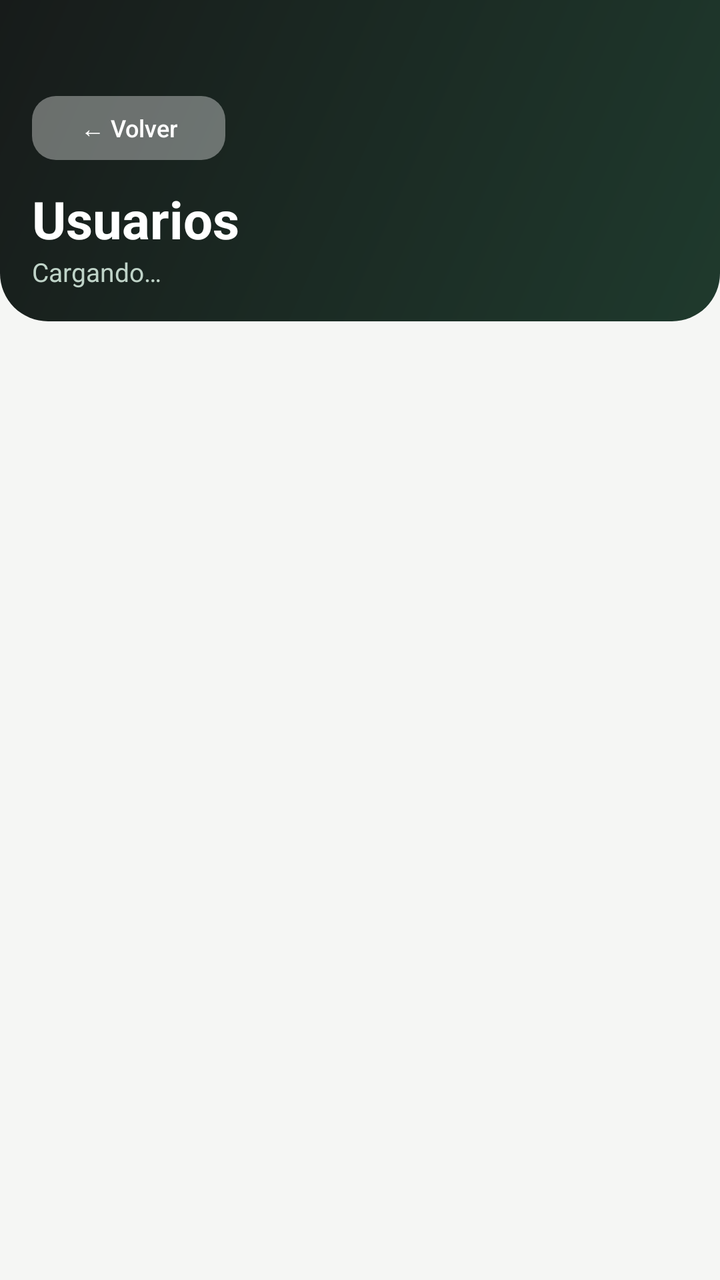
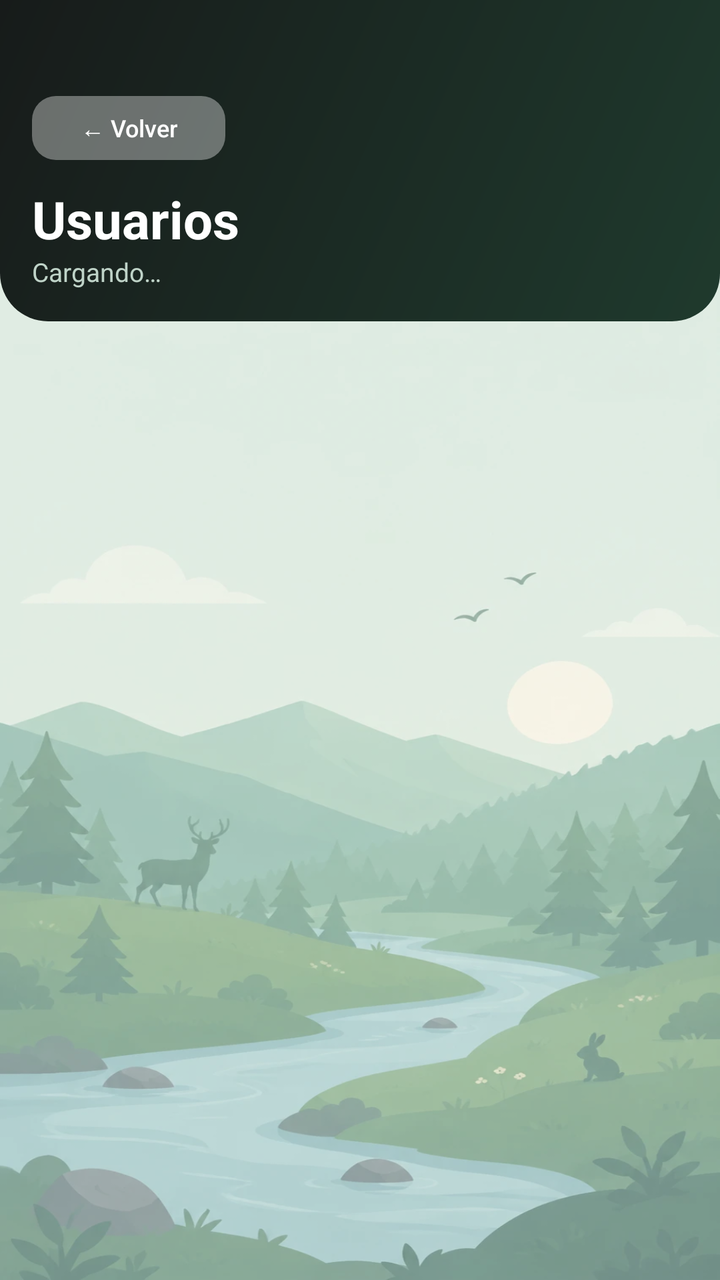

An Android layout rendered at two revisions. The XML below is the earlier revision; the diff shows what the commit changed to produce the second picture.
<!-- AndroidManifest.xml: application theme Theme.RunGuide -->
<!-- res/layout/activity_usuarios.xml -->
<?xml version="1.0" encoding="utf-8"?>
<LinearLayout xmlns:android="http://schemas.android.com/apk/res/android"
    android:layout_width="match_parent"
    android:layout_height="match_parent"
    android:orientation="vertical"
    android:background="@color/fondo_app">

    <LinearLayout
        android:layout_width="match_parent"
        android:layout_height="wrap_content"
        android:orientation="vertical"
        android:background="@drawable/bg_header"
        android:paddingTop="44dp"
        android:paddingBottom="16dp"
        android:paddingStart="16dp"
        android:paddingEnd="16dp">

        <Button
            android:id="@+id/btnVolverUsuarios"
            android:layout_width="wrap_content"
            android:layout_height="40dp"
            android:text="@string/volver"
            android:textSize="12sp"
            android:textAllCaps="false"
            android:backgroundTint="#33FFFFFF"
            android:textColor="#FFFFFF" />

        <TextView
            android:layout_width="wrap_content"
            android:layout_height="wrap_content"
            android:text="@string/usuarios_2"
            android:textSize="26sp"
            android:textStyle="bold"
            android:textColor="#FFFFFF"
            android:layout_marginTop="8dp" />

        <TextView
            android:id="@+id/tvResumenUsuarios"
            android:layout_width="wrap_content"
            android:layout_height="wrap_content"
            android:text="@string/cargando"
            android:textSize="13sp"
            android:textColor="#BFD3C8" />

    </LinearLayout>

    <TextView
        android:id="@+id/tvVacioUsuarios"
        android:layout_width="match_parent"
        android:layout_height="wrap_content"
        android:text="@string/aun_no_hay_usuarios_registra"
        android:gravity="center"
        android:padding="32dp"
        android:textColor="@color/texto_secundario"
        android:visibility="gone" />

    <androidx.recyclerview.widget.RecyclerView
        android:id="@+id/recyclerUsuarios"
        android:layout_width="match_parent"
        android:layout_height="match_parent"
        android:clipToPadding="false"
        android:paddingTop="8dp"
        android:paddingBottom="16dp" />

</LinearLayout>
<!-- resources referenced by this layout -->
<resources>
  <color name="fondo_app">#F5F6F4</color>
  <color name="texto_secundario">#6B7370</color>
  <string name="aun_no_hay_usuarios_registra">Aún no hay usuarios registrados</string>
  <string name="cargando">Cargando…</string>
  <string name="usuarios_2">Usuarios</string>
  <string name="volver">← Volver</string>
  <style name="Theme.RunGuide" parent="Base.Theme.RunGuide" />
  <style name="Base.Theme.RunGuide" parent="Theme.Material3.DayNight.NoActionBar">
          <item name="colorPrimary">@color/verde_primario</item>
          <item name="colorOnPrimary">@color/white</item>
          <item name="colorPrimaryContainer">@color/verde_claro</item>
          <item name="colorOnPrimaryContainer">@color/verde_oscuro</item>
          <item name="colorSecondary">@color/amarillo</item>
          <item name="colorOnSecondary">@color/negro_carbon</item>
          <item name="colorSecondaryContainer">@color/amarillo_claro</item>
          <item name="colorOnSecondaryContainer">@color/amarillo_texto</item>
          <item name="colorOutline">@color/borde</item>
          <item name="colorSurface">@color/superficie</item>
          <item name="colorOnSurface">@color/texto_principal</item>
          <item name="android:colorBackground">@color/fondo_app</item>
          <item name="android:textColorPrimary">@color/texto_principal</item>
          <item name="android:textColorSecondary">@color/texto_secundario</item>
          <item name="android:statusBarColor">@color/negro_carbon</item>
          <item name="android:windowLightStatusBar">false</item>
          <item name="materialButtonStyle">@style/Widget.RunGuide.Button</item>
          <item name="shapeAppearanceSmallComponent">@style/ShapeAppearance.RunGuide.Small</item>
          <item name="shapeAppearanceMediumComponent">@style/ShapeAppearance.RunGuide.Medium</item>
      </style>
  <color name="verde_primario">#2F7D57</color>
  <color name="white">#FFFFFFFF</color>
  <color name="verde_claro">#E7F0EA</color>
  <color name="verde_oscuro">#1F5A3F</color>
  <color name="amarillo">#E8B93C</color>
  <color name="negro_carbon">#171B1A</color>
  <color name="amarillo_claro">#FAF1D6</color>
  <color name="amarillo_texto">#6B5200</color>
  <color name="borde">#E2E6E3</color>
  <color name="superficie">#FFFFFF</color>
  <color name="texto_principal">#1A1D1C</color>
  <style name="Widget.RunGuide.Button" parent="Widget.Material3.Button">
          <item name="cornerRadius">12dp</item>
          <item name="android:textAllCaps">false</item>
          <item name="android:letterSpacing">0</item>
          <item name="android:textSize">14sp</item>
          <item name="android:stateListAnimator">@null</item>
      </style>
  <style name="ShapeAppearance.RunGuide.Small" parent="ShapeAppearance.Material3.SmallComponent">
          <item name="cornerFamily">rounded</item>
          <item name="cornerSize">12dp</item>
      </style>
  <style name="ShapeAppearance.RunGuide.Medium" parent="ShapeAppearance.Material3.MediumComponent">
          <item name="cornerFamily">rounded</item>
          <item name="cornerSize">18dp</item>
      </style>
  <!-- unchanged entries left out for length: 1 -->
</resources>

<!-- the commit's change to res/layout/activity_usuarios.xml (unified diff, before → after) -->
@@ -3,7 +3,7 @@
     android:layout_width="match_parent"
     android:layout_height="match_parent"
     android:orientation="vertical"
-    android:background="@color/fondo_app">
+    android:background="@android:color/transparent">
 
     <LinearLayout
         android:layout_width="match_parent"
<!-- resource entries referenced after the edit -->
@@ -1,6 +1,21 @@
 <!-- resources referenced by this layout -->
 <resources>
   <color name="fondo_app">#F5F6F4</color>
+  <!-- drawable fondo_app (drawable) -->
+  <?xml version="1.0" encoding="utf-8"?>
+  <layer-list xmlns:android="http://schemas.android.com/apk/res/android">
+      <item android:drawable="@color/fondo_app" />
+      <item>
+          <bitmap
+              android:src="@drawable/fondo_paisaje"
+              android:gravity="fill" />
+      </item>
+      <item>
+          <shape android:shape="rectangle">
+              <solid android:color="@color/velo_fondo" />
+          </shape>
+      </item>
+  </layer-list>
   <color name="texto_secundario">#6B7370</color>
   <string name="aun_no_hay_usuarios_registra">Aún no hay usuarios registrados</string>
   <string name="cargando">Cargando…</string>
@@ -20,6 +35,7 @@
           <item name="colorSurface">@color/superficie</item>
           <item name="colorOnSurface">@color/texto_principal</item>
           <item name="android:colorBackground">@color/fondo_app</item>
+          <item name="android:windowBackground">@drawable/fondo_app</item>
           <item name="android:textColorPrimary">@color/texto_principal</item>
           <item name="android:textColorSecondary">@color/texto_secundario</item>
           <item name="android:statusBarColor">@color/negro_carbon</item>
@@ -54,6 +70,8 @@
           <item name="cornerFamily">rounded</item>
           <item name="cornerSize">18dp</item>
       </style>
+  <!-- drawable fondo_paisaje: webp bitmap (drawable-nodpi, 37966 bytes) -->
+  <color name="velo_fondo">#4DF5F6F4</color>
   <!-- unchanged entries left out for length: 1 -->
 </resources>
 
